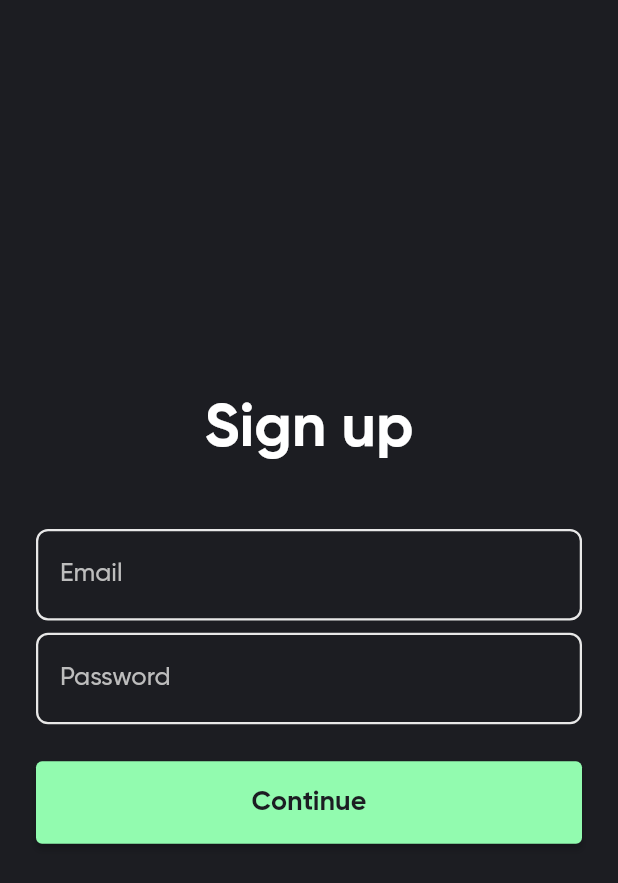
After one commit to zhsrl/flutter-todo-app, a Flutter app: the screen it shows after launch, after a tap on "Have not account?", on a phone screen of 412 x 824 dp. The commit adds this screen. Shown: the top 883 px of the screen. Run offline on Flutter 3.47's test engine with Material 2 defaults, Android fonts, the phone set to English and light mode, and no system bars; our stand-ins replace firebase_auth, firebase_core, firebase_database, getwidget; accounts and stored records are empty; network calls fail.

Commit message:
firebase sign in and out

```diff
--- a/analysis_options.yaml
+++ b/analysis_options.yaml
@@ -27,6 +27,7 @@ linter:
     non_constant_identifier_names: false
     use_key_in_widget_constructors: false
     prefer_const_constructors_in_immutables: false
+    use_build_context_synchronously: false
     # avoid_print: false  # Uncomment to disable the `avoid_print` rule
     # prefer_single_quotes: true  # Uncomment to enable the `prefer_single_quotes` rule
 # Additional information about this file can be found at
--- a/lib/pages/signin_page.dart
+++ b/lib/pages/signin_page.dart
@@ -1,7 +1,11 @@
+import 'package:firebase_auth/firebase_auth.dart';
 import 'package:flutter/material.dart';
 import 'package:todo_app/consts.dart';
 import 'package:getwidget/getwidget.dart';
-import 'package:todo_app/pages/signup_page.dart';
+import 'package:todo_app/pages/signup/emailandpassword.dart';
+import 'package:todo_app/pages/signup/userdatapage.dart';
+
+import '../main.dart';
 
 class SignInPage extends StatefulWidget {
   SignInPage({Key? key}) : super(key: key);
@@ -11,6 +15,28 @@ class SignInPage extends StatefulWidget {
 }
 
 class _SignInPageState extends State<SignInPage> {
+  final firebaseAuth = FirebaseAuth.instance;
+  final _emailController = TextEditingController();
+  final _passwordController = TextEditingController();
+
+  Future<void> signInFirebase(String email, String password) async {
+    try {
+      await firebaseAuth.signInWithEmailAndPassword(
+          email: email, password: password);
+
+      Navigator.pushReplacement(
+        context,
+        MaterialPageRoute(builder: (context) => TodoScreen()),
+      );
+    } on FirebaseAuthException catch (e) {
+      if (e.code == 'user-not-found') {
+        debugPrint('No user found for that email.');
+      } else if (e.code == 'wrong-password') {
+        debugPrint('Wrong password provided for that user.');
+      }
+    }
+  }
+
   @override
   Widget build(BuildContext context) {
     double fullHeight = MediaQuery.of(context).size.width;
@@ -37,6 +63,7 @@ class _SignInPageState extends State<SignInPage> {
                   height: fullHeight * 0.15,
                 ),
                 TextField(
+                  controller: _emailController,
                   decoration: Utils().inputDecoration('Email'),
                   style: TextStyle(
                     color: AppColor.white,
@@ -47,6 +74,8 @@ class _SignInPageState extends State<SignInPage> {
                   height: fullHeight * 0.05,
                 ),
                 TextField(
+                  controller: _passwordController,
+                  obscureText: true,
                   decoration: Utils().inputDecoration('Password'),
                   style: TextStyle(
                     color: AppColor.white,
@@ -60,7 +89,12 @@ class _SignInPageState extends State<SignInPage> {
                   width: fullWidth,
                   height: 55,
                   child: ElevatedButton(
-                    onPressed: () {},
+                    onPressed: () {
+                      String userEmail = _emailController.text;
+                      String userPassword = _passwordController.text;
+
+                      signInFirebase(userEmail, userPassword);
+                    },
                     style: ElevatedButton.styleFrom(
                         backgroundColor: AppColor.green),
                     child: Text('Sign in'.toUpperCase(),
@@ -75,8 +109,10 @@ class _SignInPageState extends State<SignInPage> {
                 ),
                 GestureDetector(
                   onTap: () {
-                    Navigator.push(context,
-                        MaterialPageRoute(builder: (context) => SignUpPage()));
+                    Navigator.push(
+                        context,
+                        MaterialPageRoute(
+                            builder: (context) => EmailAndPassword()));
                   },
                   child: Row(
                     mainAxisAlignment: MainAxisAlignment.center,
--- /dev/null
+++ b/lib/pages/signup/emailandpassword.dart
@@ -0,0 +1,134 @@
+import 'package:flutter/material.dart';
+import 'package:todo_app/pages/signin_page.dart';
+import 'package:firebase_auth/firebase_auth.dart' as auth;
+import 'package:firebase_database/firebase_database.dart';
+import 'package:todo_app/pages/signup/userdatapage.dart';
+
+import '../../consts.dart';
+import '../../utils/user.dart';
+
+class EmailAndPassword extends StatefulWidget {
+  EmailAndPassword({Key? key}) : super(key: key);
+
+  @override
+  State<EmailAndPassword> createState() => _EmailAndPasswordState();
+}
+
+class _EmailAndPasswordState extends State<EmailAndPassword> {
+  var firebaseAuth = auth.FirebaseAuth.instance;
+  var firebaseDB = FirebaseDatabase.instance;
+
+  final _emailController = TextEditingController();
+  final _passwordController = TextEditingController();
+
+  Future<void> signUpFirebase(String email, String password) async {
+    Map<String, String> user = {
+      "name": '',
+      "what kind of work do you do": '',
+      "email": email
+    };
+
+    try {
+      await firebaseAuth.createUserWithEmailAndPassword(
+          email: email, password: password);
+
+      await firebaseDB
+          .ref()
+          .child("Users")
+          .child(firebaseAuth.currentUser!.uid)
+          .set(user);
+
+      Utils().showNotification(context, 'TEXT!SUCCESS!');
+
+      Navigator.push(context,
+          MaterialPageRoute(builder: ((context) => NameandSurnamePage())));
+    } on auth.FirebaseAuthException catch (e) {
+      if (e.code == 'weak-password') {
+        debugPrint('The password provided is too weak.');
+      } else if (e.code == 'email-already-in-use') {
+        debugPrint('The account already exists for that email.');
+      }
+    } catch (e) {
+      debugPrint(e.toString());
+      final snackbar = SnackBar(
+        content: Text(e.toString()),
+      );
+      ScaffoldMessenger.of(context).showSnackBar(snackbar);
+    }
+  }
+
+  @override
+  Widget build(BuildContext context) {
+    double fullWidth = MediaQuery.of(context).size.width;
+    double fullHeight = MediaQuery.of(context).size.height;
+
+    return Scaffold(
+      backgroundColor: AppColor.dark,
+      body: SafeArea(
+        child: Padding(
+          padding: const EdgeInsets.all(24.0),
+          child: Center(
+            child: Column(
+              mainAxisSize: MainAxisSize.min,
+              children: [
+                Text(
+                  "Sign up",
+                  style: TextStyle(
+                    color: AppColor.white,
+                    fontWeight: FontWeight.bold,
+                    fontSize: 40,
+                  ),
+                ),
+                SizedBox(
+                  height: fullHeight * 0.05,
+                ),
+                TextField(
+                  controller: _emailController,
+                  decoration: Utils().inputDecoration('Email'),
+                  style: TextStyle(
+                    color: AppColor.white,
+                    fontSize: 18,
+                  ),
+                ),
+                SizedBox(
+                  height: fullHeight * 0.01,
+                ),
+                TextField(
+                  obscureText: true,
+                  controller: _passwordController,
+                  decoration: Utils().inputDecoration('Password'),
+                  style: TextStyle(
+                    color: AppColor.white,
+                    fontSize: 18,
+                  ),
+                ),
+                SizedBox(
+                  height: fullHeight * 0.03,
+                ),
+                SizedBox(
+                  width: fullWidth,
+                  height: 55,
+                  child: ElevatedButton(
+                    onPressed: () {
+                      var userEmail = _emailController.text;
+                      var userPassword = _passwordController.text;
+
+                      signUpFirebase(userEmail, userPassword);
+                    },
+                    style: ElevatedButton.styleFrom(
+                        backgroundColor: AppColor.green),
+                    child: Text('Continue',
+                        style: TextStyle(
+                            color: AppColor.dark,
+                            fontSize: 18,
+                            fontWeight: FontWeight.bold)),
+                  ),
+                ),
+              ],
+            ),
+          ),
+        ),
+      ),
+    );
+  }
+}
```
Also changed, not shown: lib/consts.dart (+9 -0 lines), lib/pages/profilepage.dart (+25 -1 lines), lib/pages/signup/userdatapage.dart (added, +139 -0 lines), lib/pages/signup_page.dart (deleted, +0 -292 lines), lib/utils/user.dart (+6 -4 lines), pubspec.lock, 1 other file.
